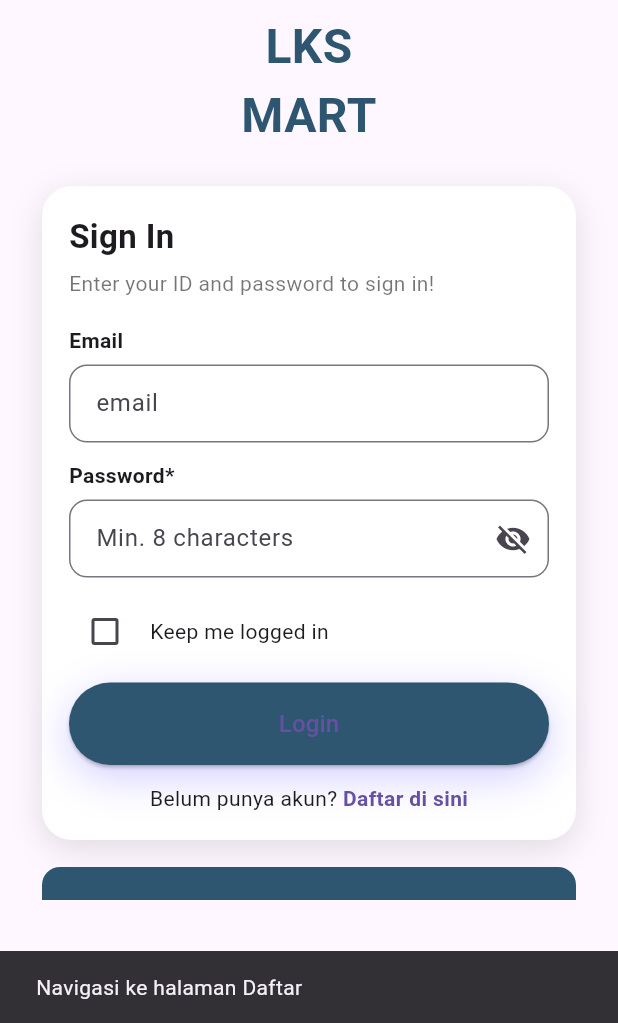
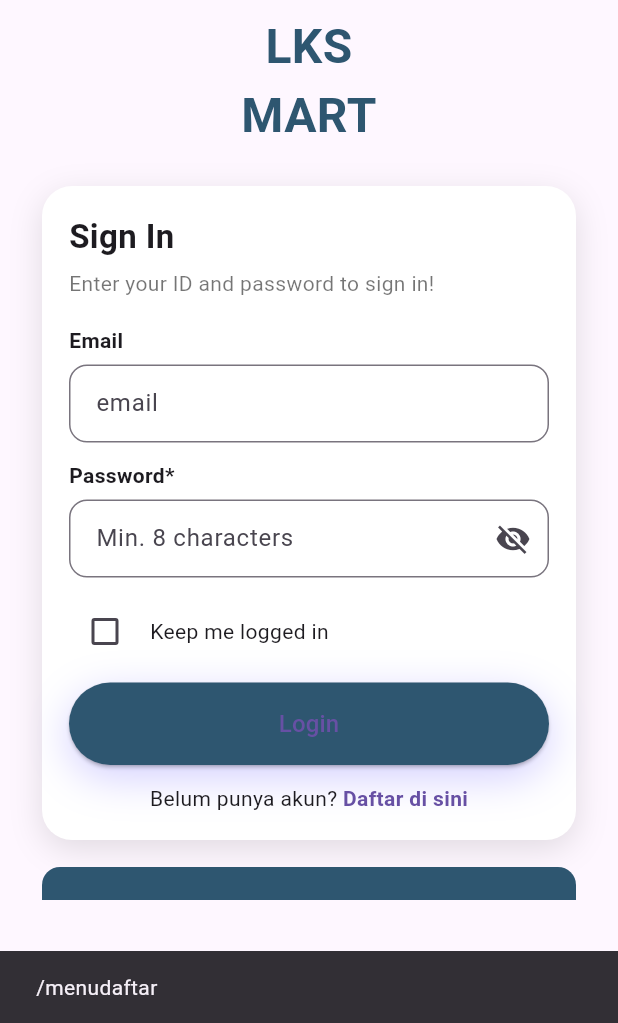
Before and after one commit to ShizukanaSeiza/UTS_Satria-Erlangga-Pradana_2407810040009, a Flutter app: the LoginPage screen opened directly, after a tap on "Daftar di sini", on a phone screen of 412 x 824 dp, the part 213-1236 px from its top. Run offline on Flutter 3.47's test engine with Material 3 defaults, Android fonts, the phone set to English and light mode, and no system bars.

Commit message:
Menu Daftar2

```diff
--- a/uts_satria_erlangga_pradana_2407810040009/lib/jawaban/login.dart
+++ b/uts_satria_erlangga_pradana_2407810040009/lib/jawaban/login.dart
@@ -217,7 +217,7 @@ class _LoginPageState extends State<LoginPage> {
                               onTap: () {
                                 // contoh navigasi ke halaman register
                                 ScaffoldMessenger.of(context).showSnackBar(
-                                  const SnackBar(content: Text('Navigasi ke halaman Daftar')),
+                                  const SnackBar(content: Text('/menudaftar')),
                                 );
                               },
                               child: Text(
--- a/uts_satria_erlangga_pradana_2407810040009/lib/main.dart
+++ b/uts_satria_erlangga_pradana_2407810040009/lib/main.dart
@@ -11,6 +11,6 @@ class MyApp extends StatelessWidget {
 
   @override
   Widget build(BuildContext context) {
-    return MaterialApp(home: RegisterMenuPage());
+    return MaterialApp(home: LoginPage());
   }
 }
```
